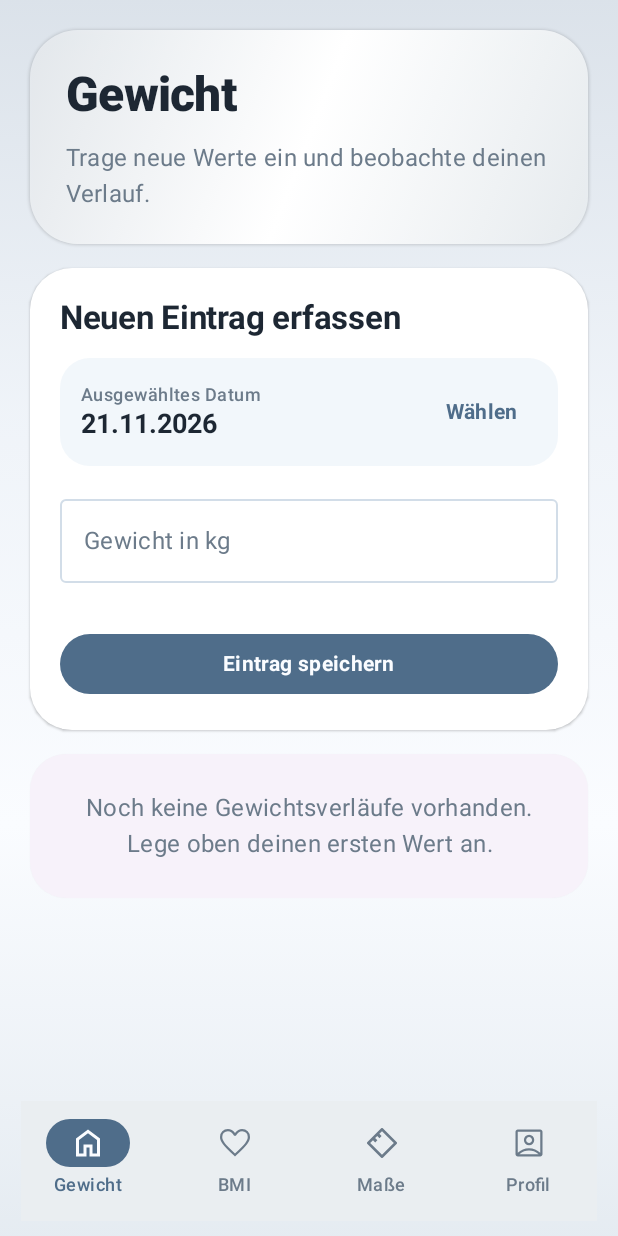
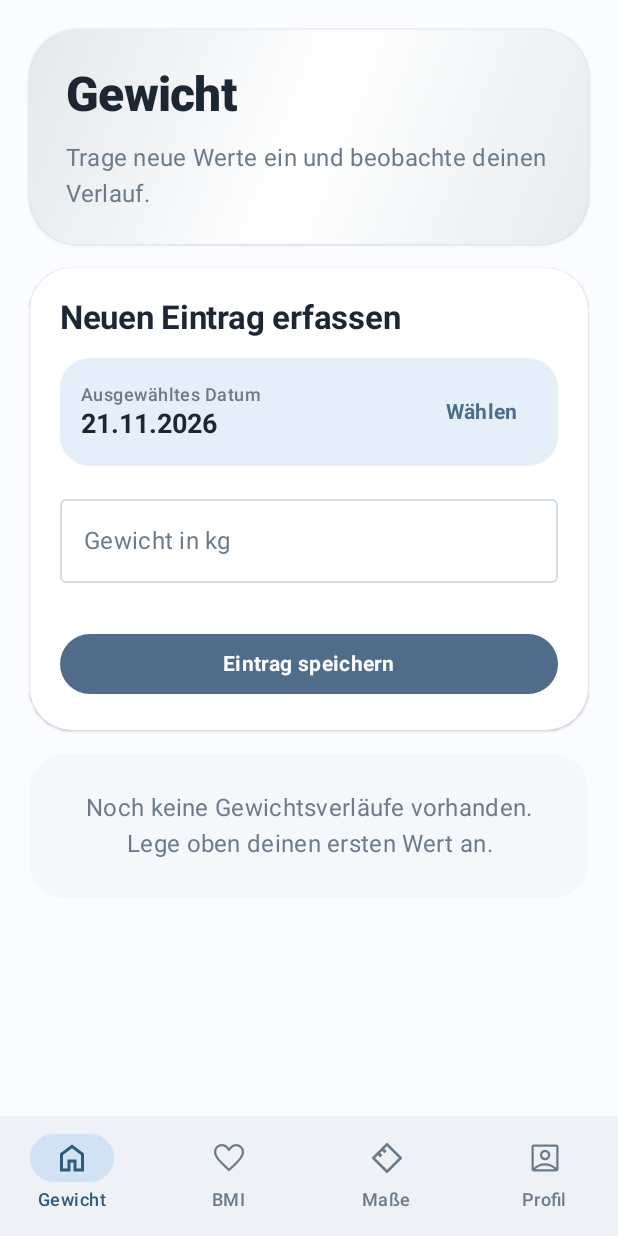
Before and after one commit to kevin-bollich97/FitnessBoy, an Android app built with Jetpack Compose: the screen it shows after launch (MainActivity), on a phone screen of 412 x 824 dp. Run offline under Robolectric (Android 15) with nearby library versions, the phone set to English and light mode, and no system bars; our stand-ins replace Navigation 3, Room's generated code.

Commit message:
feat: use standard full-width navigation bar
Drop the floating bar style and the gradient background. Define the
Material 3 surface container colors so the bar matches the blue palette,
and give the selection indicator enough contrast.

Closes #2

Co-Authored-By: Claude Opus 5.5 <noreply@anthropic.com>

```diff
--- a/app/src/main/java/de/bollich/fitnessboy/ui/FitnessBoyApp.kt
+++ b/app/src/main/java/de/bollich/fitnessboy/ui/FitnessBoyApp.kt
@@ -1,26 +1,20 @@
 package de.bollich.fitnessboy.ui
 
-import androidx.compose.foundation.background
 import androidx.compose.foundation.layout.Box
 import androidx.compose.foundation.layout.BoxScope
-import androidx.compose.foundation.layout.WindowInsets
 import androidx.compose.foundation.layout.fillMaxSize
 import androidx.compose.foundation.layout.padding
 import androidx.compose.material3.Icon
 import androidx.compose.material3.MaterialTheme
 import androidx.compose.material3.NavigationBar
 import androidx.compose.material3.NavigationBarItem
-import androidx.compose.material3.NavigationBarItemDefaults
 import androidx.compose.material3.Scaffold
 import androidx.compose.material3.Text
-import androidx.compose.material3.surfaceColorAtElevation
 import androidx.compose.runtime.Composable
 import androidx.compose.runtime.getValue
 import androidx.compose.ui.Modifier
-import androidx.compose.ui.graphics.Brush
 import androidx.compose.ui.res.painterResource
 import androidx.compose.ui.res.stringResource
-import androidx.compose.ui.unit.dp
 import androidx.lifecycle.compose.collectAsStateWithLifecycle
 import androidx.lifecycle.viewmodel.compose.viewModel
 import androidx.navigation3.runtime.entryProvider
@@ -96,27 +90,15 @@ private fun FitnessBoyScaffold(
     Scaffold(
         modifier = Modifier.fillMaxSize(),
         bottomBar = {
-            NavigationBar(
-                containerColor = MaterialTheme.colorScheme.surfaceColorAtElevation(8.dp),
-                tonalElevation = 0.dp,
-                modifier = Modifier.padding(horizontal = 14.dp, vertical = 10.dp),
-                windowInsets = WindowInsets(0, 0, 0, 0),
-            ) {
+            NavigationBar {
                 AppTab.entries.forEach { tab ->
                     NavigationBarItem(
                         selected = tab == selectedTab,
                         onClick = { onTabSelected(tab) },
-                        colors = NavigationBarItemDefaults.colors(
-                            selectedIconColor = MaterialTheme.colorScheme.onPrimary,
-                            selectedTextColor = MaterialTheme.colorScheme.primary,
-                            indicatorColor = MaterialTheme.colorScheme.primary,
-                            unselectedIconColor = MaterialTheme.colorScheme.onSurfaceVariant,
-                            unselectedTextColor = MaterialTheme.colorScheme.onSurfaceVariant,
-                        ),
                         icon = {
                             Icon(
                                 painter = painterResource(tab.iconRes),
-                                contentDescription = stringResource(tab.labelRes),
+                                contentDescription = null,
                             )
                         },
                         label = { Text(stringResource(tab.labelRes)) },
@@ -128,16 +110,6 @@ private fun FitnessBoyScaffold(
         Box(
             modifier = Modifier
                 .fillMaxSize()
-                .background(
-                    Brush.verticalGradient(
-                        colors = listOf(
-                            MaterialTheme.colorScheme.primary.copy(alpha = 0.18f),
-                            MaterialTheme.colorScheme.tertiary.copy(alpha = 0.10f),
-                            MaterialTheme.colorScheme.background,
-                            MaterialTheme.colorScheme.secondary.copy(alpha = 0.10f),
-                        )
-                    )
-                )
                 .padding(innerPadding)
         ) {
             content()
--- a/app/src/main/java/de/bollich/fitnessboy/ui/theme/Theme.kt
+++ b/app/src/main/java/de/bollich/fitnessboy/ui/theme/Theme.kt
@@ -24,6 +24,11 @@ private val DarkColorScheme = darkColorScheme(
     onSurface = Snow,
     surfaceVariant = ColorTokens.darkSurfaceVariant,
     onSurfaceVariant = Pebble,
+    surfaceContainerLowest = ColorTokens.darkSurfaceContainerLowest,
+    surfaceContainerLow = ColorTokens.darkSurfaceContainerLow,
+    surfaceContainer = ColorTokens.darkSurfaceContainer,
+    surfaceContainerHigh = ColorTokens.darkSurfaceContainerHigh,
+    surfaceContainerHighest = ColorTokens.darkSurfaceContainerHighest,
     outline = ColorTokens.darkOutline,
     error = Danger,
 )
@@ -45,6 +50,11 @@ private val LightColorScheme = lightColorScheme(
     onSurface = Graphite,
     surfaceVariant = Fog,
     onSurfaceVariant = Mist,
+    surfaceContainerLowest = ColorTokens.lightSurfaceContainerLowest,
+    surfaceContainerLow = ColorTokens.lightSurfaceContainerLow,
+    surfaceContainer = ColorTokens.lightSurfaceContainer,
+    surfaceContainerHigh = ColorTokens.lightSurfaceContainerHigh,
+    surfaceContainerHighest = ColorTokens.lightSurfaceContainerHighest,
     outline = ColorTokens.lightOutline,
     error = Danger,
 )
@@ -67,8 +77,20 @@ fun FitnessBoyTheme(
 private object ColorTokens {
     val lightSurface = Color(0xFFFFFFFF)
     val lightPrimaryContainer = Ice
-    val lightSecondaryContainer = Color(0xFFE8F0F7)
+    val lightSecondaryContainer = Color(0xFFD0E2F4)
     val lightOutline = Color(0xFFD2DDE8)
     val darkSurfaceVariant = Color(0xFF1B2A36)
     val darkOutline = Color(0xFF445767)
+
+    // Surface container roles (used by NavigationBar, cards, sheets), tinted to the blue palette.
+    val lightSurfaceContainerLowest = Color(0xFFFFFFFF)
+    val lightSurfaceContainerLow = Color(0xFFF5F8FB)
+    val lightSurfaceContainer = Color(0xFFEEF2F7)
+    val lightSurfaceContainerHigh = Color(0xFFE8EDF3)
+    val lightSurfaceContainerHighest = Color(0xFFE2E8EF)
+    val darkSurfaceContainerLowest = Color(0xFF0A1016)
+    val darkSurfaceContainerLow = Color(0xFF131C25)
+    val darkSurfaceContainer = Color(0xFF17222C)
+    val darkSurfaceContainerHigh = Color(0xFF1E2A35)
+    val darkSurfaceContainerHighest = Color(0xFF26333F)
 }
```
